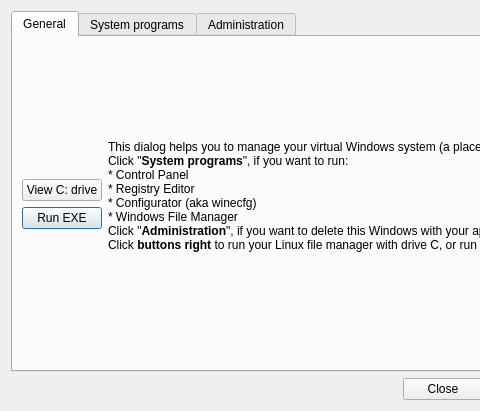
pashazz/winegame, file src/prefixdialog.ui: the form before one commit; both pictures show x 0 to 480 and y 0 to 411 of the 885 by 411 pixel window.
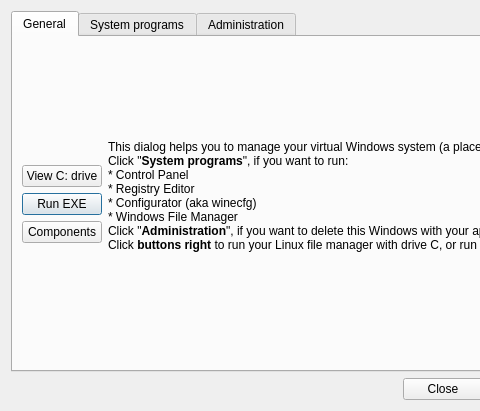
The form after the commit. Icons and pictures are not drawn.

Commit message: PrefixDialog: add an option for custom components installing

```diff
--- a/src/prefixdialog.ui
+++ b/src/prefixdialog.ui
@@ -14,7 +14,7 @@
    <string>Dialog</string>
   </property>
   <property name="windowIcon">
-   <iconset resource="../resources/res.qrc">
+   <iconset>
     <normaloff>:/desktop/winegame.png</normaloff>:/desktop/winegame.png</iconset>
   </property>
   <layout class="QVBoxLayout" name="verticalLayout">
@@ -33,7 +33,7 @@
       <layout class="QVBoxLayout" name="verticalLayout_2">
        <item>
         <layout class="QGridLayout" name="gridLayout_3">
-         <item row="0" column="2" rowspan="4">
+         <item row="0" column="2" rowspan="5">
           <widget class="QLabel" name="label">
            <property name="text">
             <string>&lt;!DOCTYPE HTML PUBLIC &quot;-//W3C//DTD HTML 4.0//EN&quot; &quot;http://www.w3.org/TR/REC-html40/strict.dtd&quot;&gt;
@@ -82,6 +82,13 @@
            </property>
           </widget>
          </item>
+         <item row="3" column="0">
+          <widget class="QPushButton" name="pushButton">
+           <property name="text">
+            <string>Components</string>
+           </property>
+          </widget>
+         </item>
         </layout>
        </item>
       </layout>
```
Left out of the diff: 4 changed lines with no effect on the pictures. The commit also changes 8 other files.
